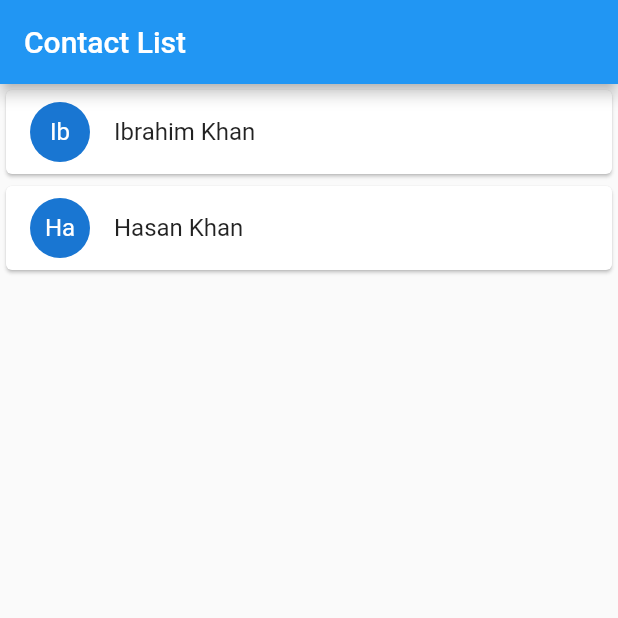
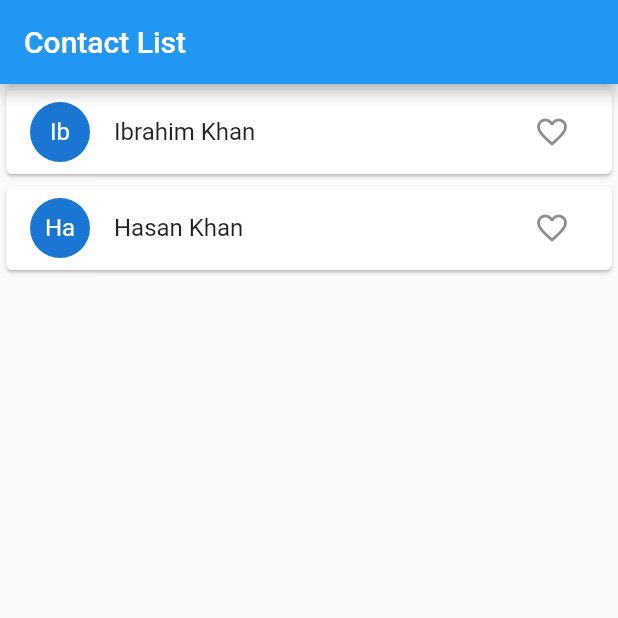
Before and after one commit to Ibrahim-K98han/Addressbook_Flutter_Application, a Flutter app: the screen it shows after launch, on a phone screen of 412 x 824 dp, the top half of it. Run offline on Flutter 3.47's test engine with Material 2 defaults, Android fonts, the phone set to English and light mode, and no system bars; our stand-ins replace image_picker; missing offline and left inert: dart:ffi.

Commit message:
provider code some change

```diff
--- a/lib/models/contact_model.dart
+++ b/lib/models/contact_model.dart
@@ -31,6 +31,7 @@ class ContactModel{
   String? image;
   String? gender;
   String? website;
+  bool favoite;
 
   ContactModel({
       this.id,
@@ -41,7 +42,8 @@ class ContactModel{
       this.dob,
       this.image,
       this.gender,
-      this.website
+      this.website,
+      this.favoite = false
   });
 
   @override
--- a/lib/pages/contact_list_page.dart
+++ b/lib/pages/contact_list_page.dart
@@ -36,6 +36,12 @@ class _ContactListPageState extends State<ContactListPage> {
                   child: Text(contact.name.substring(0,2)),
                 ),
                 title: Text(contact.name),
+                trailing: IconButton(
+                  icon: Icon(contact.favoite ? Icons.favorite : Icons.favorite_border),
+                  onPressed: (){
+
+                  },
+                ),
               ),
             );
           },
```
